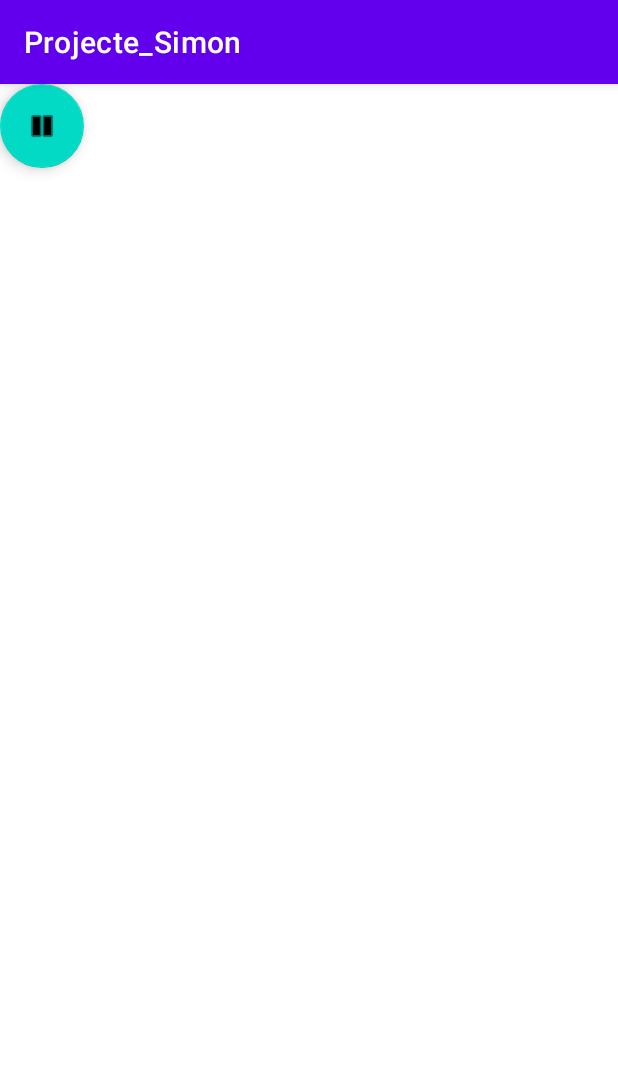
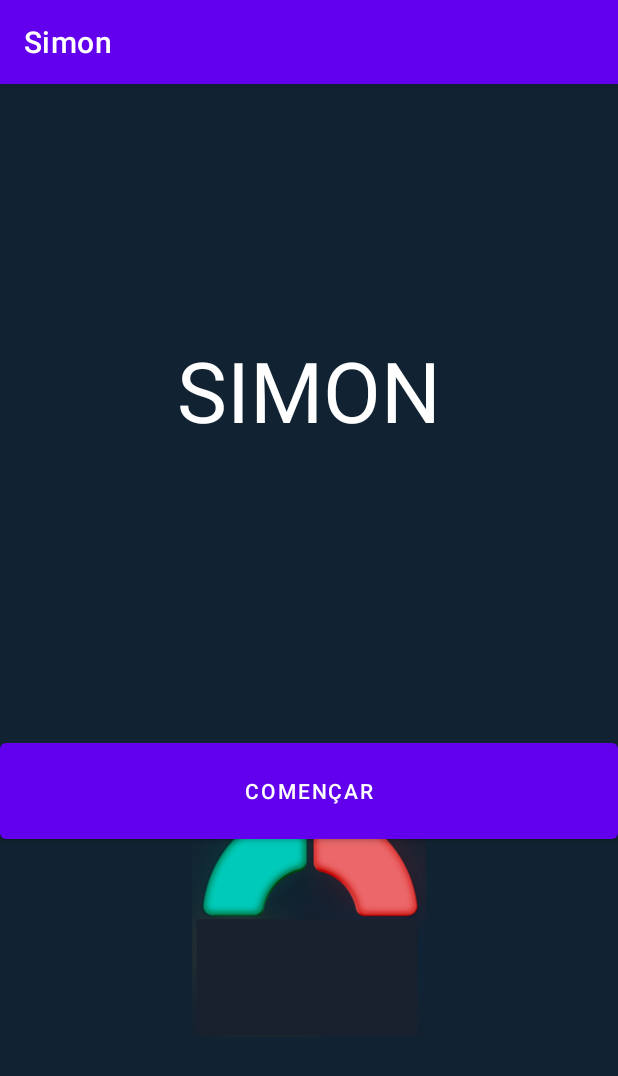
Before and after one commit to AroaBorealus/Projecte_Simon, an Android app: the screen it shows after launch (Simon before the commit, Benvinguda after it), on a phone screen of 412 x 824 dp. Shown: the top 1076 px of the screen. Run offline under Robolectric (Android 15) with nearby library versions, the phone set to English and light mode, and no system bars.

Commit message:
benvinguda

```diff
--- a/app/src/main/AndroidManifest.xml
+++ b/app/src/main/AndroidManifest.xml
@@ -12,13 +12,15 @@
 
         <service android:name=".bgMusicService" android:label="@string/app_name" />
 
-        <activity android:name=".Simon">
+        <activity android:name=".Benvinguda">
             <intent-filter>
                 <action android:name="android.intent.action.MAIN" />
 
                 <category android:name="android.intent.category.LAUNCHER" />
             </intent-filter>
         </activity>
+        <activity android:name=".Simon">
+        </activity>
     </application>
 
 </manifest>
--- a/app/src/main/java/edu/fje/dam2/projecte_simon/Benvinguda.java
+++ b/app/src/main/java/edu/fje/dam2/projecte_simon/Benvinguda.java
@@ -1,4 +1,79 @@
 package edu.fje.dam2.projecte_simon;
 
-public class Benvinguda {
+import android.animation.Animator;
+import android.animation.AnimatorInflater;
+import android.animation.AnimatorSet;
+import android.content.Intent;
+import android.graphics.drawable.AnimationDrawable;
+import android.os.Bundle;
+import android.view.View;
+import android.view.animation.Animation;
+import android.view.animation.AnimationUtils;
+import android.widget.Button;
+import android.widget.ImageView;
+import android.widget.TextView;
+
+import androidx.appcompat.app.AppCompatActivity;
+
+public class Benvinguda extends AppCompatActivity {
+
+    private Button btJugar;
+    private TextView joc;
+    AnimationDrawable a;
+
+
+    @Override
+    protected void onCreate(Bundle savedInstanceState) {
+        super.onCreate(savedInstanceState);
+        setContentView(R.layout.benvinguda);
+
+        btJugar = (Button) findViewById(R.id.btInici);
+        joc = (TextView) findViewById(R.id.textView);
+
+        ImageView imatge = (ImageView) findViewById(R.id.sprite);
+        imatge.setBackgroundResource(R.drawable.simon);
+
+        Animation simon = AnimationUtils.loadAnimation(this, R.anim.wheel_anim);
+        imatge.startAnimation(simon);
+
+        AnimatorSet setText = (AnimatorSet)
+                AnimatorInflater.loadAnimator(this,R.animator.up_anim);
+        setText.setTarget(joc);
+        setText.start();
+
+        AnimatorSet setBtn = (AnimatorSet)
+                AnimatorInflater.loadAnimator(this,R.animator.down_anim);
+        setBtn.setTarget(btJugar);
+        setBtn.start();
+
+        setBtn.addListener(new Animator.AnimatorListener() {
+
+            @Override
+            public void onAnimationStart(Animator animation) {
+            }
+            @Override
+            public void onAnimationRepeat(Animator animation) {
+            }
+            @Override
+            public void onAnimationEnd(Animator animation) {
+                ImageView sprite = (ImageView) findViewById(R.id.sprite);
+                sprite.setBackgroundResource(R.drawable.sprite);
+                a = (AnimationDrawable) sprite.getBackground();
+                a.start();
+            }
+            @Override
+            public void onAnimationCancel(Animator animation) {
+            }
+        });
+
+
+    }
+
+
+
+    public void onClickIniciar(View view){
+        Intent intent = new Intent(this, Simon.class);
+
+        startActivity(intent);
+    }
 }
--- a/app/src/main/java/edu/fje/dam2/projecte_simon/Simon.java
+++ b/app/src/main/java/edu/fje/dam2/projecte_simon/Simon.java
@@ -1,7 +1,9 @@
 package edu.fje.dam2.projecte_simon;
 
 import android.content.Intent;
+import android.media.AudioManager;
 import android.os.Bundle;
+import android.util.Log;
 import android.view.Menu;
 import android.view.MenuItem;
 import android.view.View;
@@ -21,6 +23,8 @@ public class Simon extends AppCompatActivity {
     @Override
     protected void onCreate(Bundle savedInstanceState) {
         super.onCreate(savedInstanceState);
+
+        Intent intentE = getIntent();
 
         intent = new Intent(this, bgMusicService.class);
         intent.putExtra("operacio", "inici");
@@ -57,4 +61,6 @@ public class Simon extends AppCompatActivity {
         });
     }
 
+
+
 }
--- /dev/null
+++ b/app/src/main/res/anim/wheel_anim.xml
@@ -0,0 +1,23 @@
+<?xml version="1.0" encoding="utf-8"?>
+<set
+    xmlns:android="http://schemas.android.com/apk/res/android"
+    android:ordering="together">
+
+    <scale
+        android:duration="4500"
+        android:fromXScale="0dp"
+        android:fromYScale="0dp"
+        android:pivotX="50%"
+        android:pivotY="50%"
+        android:toXScale="150dp"
+        android:toYScale="150dp"/>
+
+    <rotate
+        android:duration="4000"
+        android:fromDegrees="0"
+        android:interpolator="@android:anim/linear_interpolator"
+        android:pivotX="50%"
+        android:pivotY="50%"
+        android:toDegrees="360"/>
+
+</set>
--- /dev/null
+++ b/app/src/main/res/animator/down_anim.xml
@@ -0,0 +1,11 @@
+<?xml version="1.0" encoding="utf-8"?>
+<set xmlns:android="http://schemas.android.com/apk/res/android" android:ordering="together">
+    <set>
+        <objectAnimator
+            android:propertyName="y"
+            android:duration="4500"
+            android:valueFrom="0"
+            android:valueTo="650"
+            android:valueType="floatType"/>
+    </set>
+</set>
--- /dev/null
+++ b/app/src/main/res/animator/up_anim.xml
@@ -0,0 +1,11 @@
+<?xml version="1.0" encoding="utf-8"?>
+<set xmlns:android="http://schemas.android.com/apk/res/android" android:ordering="together">
+    <set>
+        <objectAnimator
+            android:propertyName="y"
+            android:duration="3000"
+            android:valueFrom="1500"
+            android:valueTo="250"
+            android:valueType="floatType"/>
+    </set>
+</set>
--- /dev/null
+++ b/app/src/main/res/drawable/sprite.xml
@@ -0,0 +1,19 @@
+<animation-list xmlns:android="http://schemas.android.com/apk/res/android"
+    android:oneshot="false">
+    <item android:drawable="@drawable/simon1"
+        android:duration="500" />
+    <item android:drawable="@drawable/simon2"
+        android:duration="500" />
+    <item android:drawable="@drawable/simon3"
+        android:duration="500" />
+    <item android:drawable="@drawable/simon"
+        android:duration="500" />
+    <item android:drawable="@drawable/simon3"
+        android:duration="500" />
+    <item android:drawable="@drawable/simon2"
+        android:duration="500" />
+    <item android:drawable="@drawable/simon1"
+        android:duration="500" />
+    <item android:drawable="@drawable/simon0"
+        android:duration="500" />
+</animation-list>
--- /dev/null
+++ b/app/src/main/res/layout/benvinguda.xml
@@ -0,0 +1,58 @@
+<?xml version="1.0" encoding="utf-8"?>
+<androidx.constraintlayout.widget.ConstraintLayout xmlns:android="http://schemas.android.com/apk/res/android"
+    xmlns:app="http://schemas.android.com/apk/res-auto"
+    xmlns:tools="http://schemas.android.com/tools"
+    android:id="@+id/color"
+    android:layout_width="match_parent"
+    android:background="@color/background"
+    android:layout_height="match_parent">
+
+    <LinearLayout
+        android:layout_width="match_parent"
+        android:layout_height="match_parent"
+        android:orientation="vertical"
+        tools:layout_editor_absoluteX="38dp"
+        tools:layout_editor_absoluteY="369dp">
+
+        <Space
+            android:layout_width="match_parent"
+            android:layout_height="111dp" />
+
+        <TextView
+            android:id="@+id/textView"
+            android:layout_width="match_parent"
+            android:layout_height="92dp"
+            android:text="SIMON"
+            android:textColor="@color/white"
+            android:textAlignment="center"
+            android:textSize="56dp" />
+
+        <Space
+            android:layout_width="match_parent"
+            android:layout_height="40dp" />
+
+        <Button
+            android:id="@+id/btInici"
+            android:layout_width="match_parent"
+            android:layout_height="76dp"
+            android:onClick="onClickIniciar"
+            android:text="COMENÇAR" />
+
+        <Space
+            android:layout_width="match_parent"
+            android:layout_height="27dp" />
+
+        <RelativeLayout
+            android:layout_width="match_parent"
+            android:layout_height="match_parent">
+
+            <ImageView
+                android:id="@+id/sprite"
+                android:layout_width="156dp"
+                android:layout_height="156dp"
+                android:layout_centerInParent="true"
+                />
+        </RelativeLayout>
+
+    </LinearLayout>
+</androidx.constraintlayout.widget.ConstraintLayout>
--- a/app/src/main/res/values/colors.xml
+++ b/app/src/main/res/values/colors.xml
@@ -7,4 +7,5 @@
     <color name="teal_700">#FF018786</color>
     <color name="black">#FF000000</color>
     <color name="white">#FFFFFFFF</color>
+    <color name="background">#112332</color>
 </resources>
--- a/app/src/main/res/values/strings.xml
+++ b/app/src/main/res/values/strings.xml
@@ -1,3 +1,3 @@
 <resources>
-    <string name="app_name">Projecte_Simon</string>
+    <string name="app_name">Simon</string>
 </resources>
```
Also changed, not shown: app/src/main/java/edu/fje/dam2/projecte_simon/bgMusicService.java (+27 -2 lines), app/src/main/res/layout/simon.xml (+66 -8 lines), app/src/main/res/drawable/simon.png (added), app/src/main/res/drawable/simon0.png (added), app/src/main/res/drawable/simon1.png (added), app/src/main/res/drawable/simon2.png (added), app/src/main/res/drawable/simon3.png (added).
